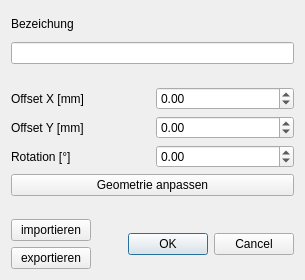
Above: QT_Schablone.ui from hidbefra/PlotterWizard before the change. Below: the same form after it.
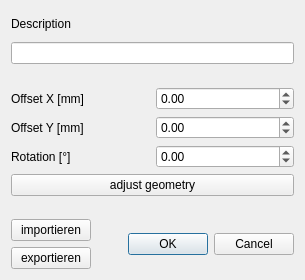
That is the form after the change.

Diff of the .ui file:
```diff
--- a/QT_Schablone.ui
+++ b/QT_Schablone.ui
@@ -23,7 +23,7 @@
    <item>
     <widget class="QLabel" name="label">
      <property name="text">
-      <string>Bezeichung</string>
+      <string>Description</string>
      </property>
     </widget>
    </item>
@@ -58,7 +58,7 @@
      <item row="3" column="0" colspan="2">
       <widget class="QPushButton" name="pushButton_Geometrie_anpassen">
        <property name="text">
-        <string>Geometrie anpassen</string>
+        <string>adjust geometry</string>
        </property>
       </widget>
      </item>
```
